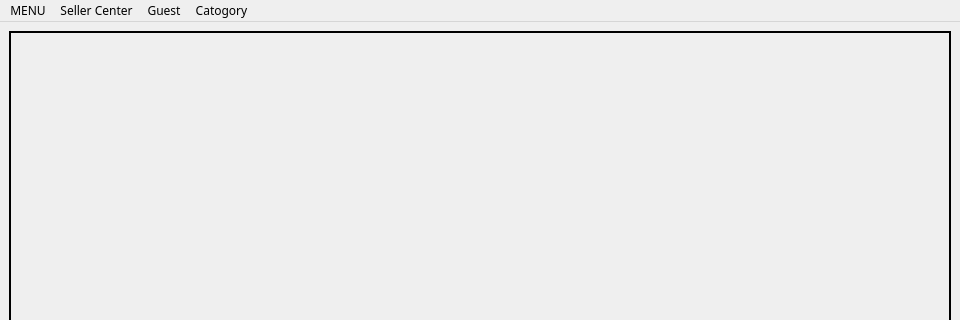
This is mainwindow.ui in freefrit/AOOP_DogeShop as Qt 5 draws it before an edit; both pictures show x 0 to 960 and y 0 to 320 of the 960 by 600 pixel window. The edited form follows.
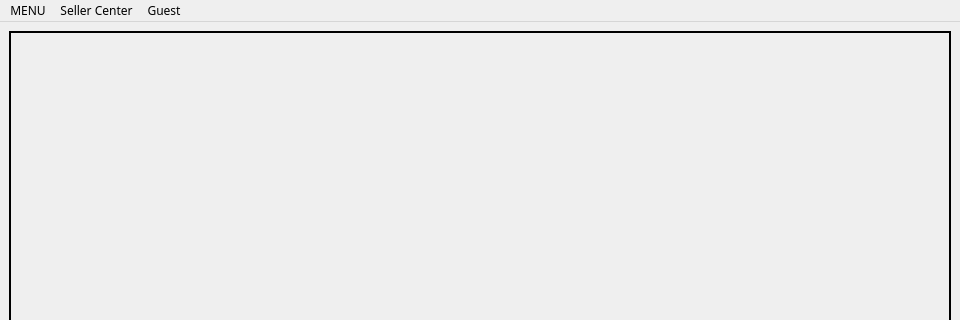
This is the edited form.

Diff of the .ui file:
```diff
--- a/mainwindow.ui
+++ b/mainwindow.ui
@@ -404,11 +404,6 @@
     <addaction name="separator"/>
     <addaction name="actionLog_out_2"/>
    </widget>
-   <widget class="QMenu" name="menuCatogory">
-    <property name="title">
-     <string>Catogory</string>
-    </property>
-   </widget>
    <widget class="QMenu" name="menuGuest">
     <property name="layoutDirection">
      <enum>Qt::LeftToRight</enum>
@@ -422,7 +417,6 @@
    <addaction name="menuCustomer_Center"/>
    <addaction name="menuSeller_Center"/>
    <addaction name="menuGuest"/>
-   <addaction name="menuCatogory"/>
   </widget>
   <action name="actionLogin">
    <property name="text">
```
Left out of the diff: 6 changed lines with no effect on the pictures.
